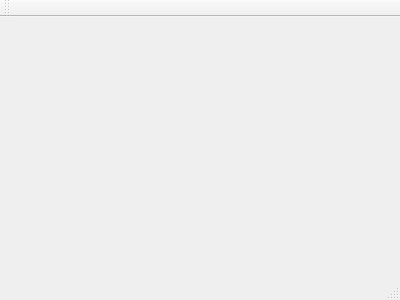
The window that mainwindow.ui (gcmvy3/voltron-dashboard) describes before a commit, drawn with Qt 5.
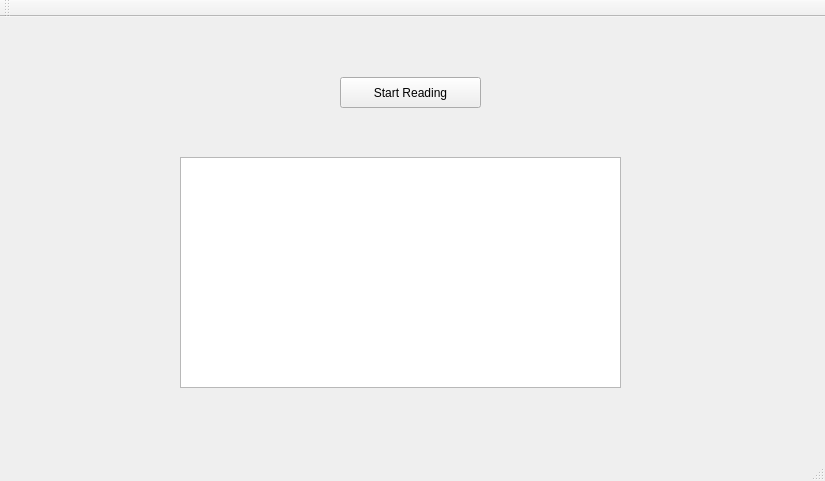
The same window after the commit.

Commit message: Moved to using QThreads for reading battery data

What changed in the file:
```diff
--- a/mainwindow.ui
+++ b/mainwindow.ui
@@ -1,24 +1,66 @@
 <ui version="4.0">
  <class>MainWindow</class>
- <widget class="QMainWindow" name="MainWindow" >
-  <property name="geometry" >
+ <widget class="QMainWindow" name="MainWindow">
+  <property name="geometry">
    <rect>
     <x>0</x>
     <y>0</y>
-    <width>400</width>
-    <height>300</height>
+    <width>825</width>
+    <height>481</height>
    </rect>
   </property>
   <property name="windowTitle" >
    <string>MainWindow</string>
   </property>
-  <widget class="QMenuBar" name="menuBar" />
-  <widget class="QToolBar" name="mainToolBar" />
-  <widget class="QWidget" name="centralWidget" />
-  <widget class="QStatusBar" name="statusBar" />
+  <widget class="QWidget" name="centralWidget">
+   <widget class="QTableWidget" name="batteryTable">
+    <property name="geometry">
+     <rect>
+      <x>180</x>
+      <y>140</y>
+      <width>441</width>
+      <height>231</height>
+     </rect>
+    </property>
+   </widget>
+   <widget class="QPushButton" name="batteryReadButton">
+    <property name="geometry">
+     <rect>
+      <x>340</x>
+      <y>60</y>
+      <width>141</width>
+      <height>31</height>
+     </rect>
+    </property>
+    <property name="text">
+     <string>Start Reading</string>
+    </property>
+    <property name="checkable">
+     <bool>true</bool>
+    </property>
+   </widget>
+  </widget>
+  <widget class="QMenuBar" name="menuBar">
+   <property name="geometry">
+    <rect>
+     <x>0</x>
+     <y>0</y>
+     <width>825</width>
+     <height>22</height>
+    </rect>
+   </property>
+  </widget>
+  <widget class="QToolBar" name="mainToolBar">
+   <attribute name="toolBarArea">
+    <enum>TopToolBarArea</enum>
+   </attribute>
+   <attribute name="toolBarBreak">
+    <bool>false</bool>
+   </attribute>
+  </widget>
+  <widget class="QStatusBar" name="statusBar"/>
  </widget>
- <layoutDefault spacing="6" margin="11" />
- <pixmapfunction></pixmapfunction>
+ <layoutdefault spacing="6" margin="11"/>
  <resources/>
  <connections/>
 </ui>
```
Left out of the diff: 3 changed lines with no effect on the pictures. The commit also changes 20 other files.
